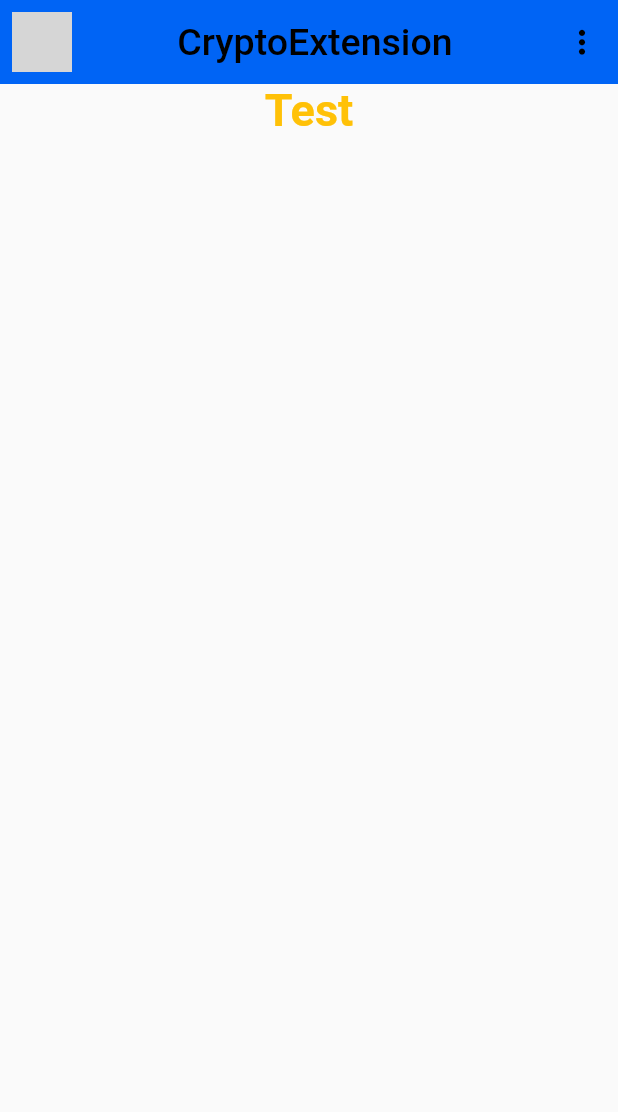
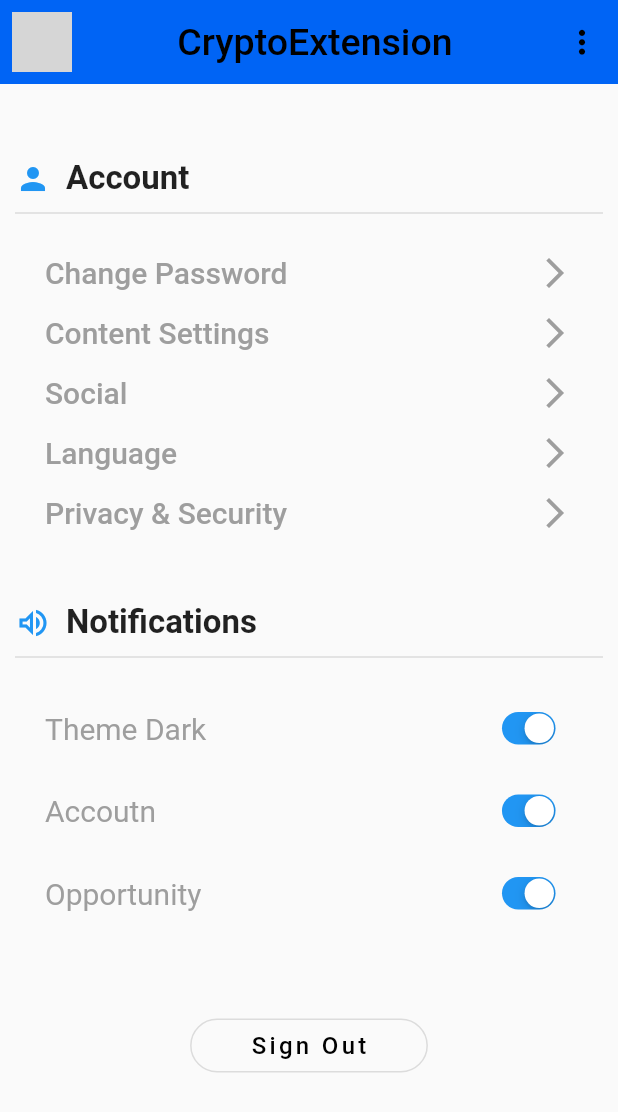
Before and after one commit to NapoTwiixe306/CryptoApp, a Flutter app: the ProfilePage screen opened directly, on a phone screen of 412 x 824 dp. Shown: the top 1112 px of the screen. Run offline on Flutter 3.47's test engine with Material 2 defaults, Android fonts, the phone set to English and light mode, and no system bars; our stand-ins replace animated_bottom_navigation_bar, flutter_icons, flutter_svg; network calls fail; grey boxes are pictures that could not be loaded.

Commit message:
settings page

```diff
--- a/cryptoapp/lib/pages/profile_page.dart
+++ b/cryptoapp/lib/pages/profile_page.dart
@@ -1,4 +1,7 @@
+import 'dart:ui';
+
 import 'package:cryptoapp/theme/colors.dart';
+import 'package:flutter/cupertino.dart';
 import 'package:flutter/material.dart';
 import 'package:flutter/src/widgets/container.dart';
 import 'package:flutter/src/widgets/framework.dart';
@@ -12,6 +15,28 @@ class ProfilePage extends StatefulWidget {
 }
 
 class _ProfilePageState extends State<ProfilePage> {
+  bool valNotify1 = true;
+  bool valNotify2 = true;
+  bool valNotify3 = true;
+
+  onChangeFunction1(bool newValue1) {
+    setState(() {
+      valNotify1 = newValue1;
+    });
+  }
+
+  onChangeFunction2(bool newValue2) {
+    setState(() {
+      valNotify2 = newValue2;
+    });
+  }
+
+  onChangeFunction3(bool newValue3) {
+    setState(() {
+      valNotify3 = newValue3;
+    });
+  }
+
   @override
   Widget build(BuildContext context) {
     return Scaffold(
@@ -57,17 +82,89 @@ class _ProfilePageState extends State<ProfilePage> {
   }
 
   Widget getBody() {
-    return SingleChildScrollView(
-      child: Column(
-        children: const [
-          Align(
-            alignment: Alignment.center,
-            child: Text(
-              "Test",
-              style: TextStyle(
-                color: Colors.amber,
-                fontSize: 30,
-                fontWeight: FontWeight.bold,
+    return Container(
+      padding: const EdgeInsets.all(10),
+      child: ListView(
+        children: [
+          const SizedBox(
+            height: 40,
+          ),
+          Row(
+            children: const [
+              Icon(
+                Icons.person,
+                color: Colors.blue,
+              ),
+              SizedBox(
+                width: 10,
+              ),
+              Text(
+                "Account",
+                style: TextStyle(
+                  fontSize: 22,
+                  fontWeight: FontWeight.bold,
+                ),
+              ),
+            ],
+          ),
+          const Divider(
+            height: 20,
+            thickness: 1,
+          ),
+          const SizedBox(
+            height: 10,
+          ),
+          buildAccountOption(context, "Change Password"),
+          buildAccountOption(context, "Content Settings"),
+          buildAccountOption(context, "Social"),
+          buildAccountOption(context, "Language"),
+          buildAccountOption(context, "Privacy & Security"),
+          const SizedBox(height: 40),
+          Row(
+            children: const [
+              Icon(
+                Icons.volume_up_outlined,
+                color: Colors.blue,
+              ),
+              SizedBox(
+                width: 10,
+              ),
+              Text(
+                "Notifications",
+                style: TextStyle(
+                  fontSize: 22,
+                  fontWeight: FontWeight.bold,
+                ),
+              )
+            ],
+          ),
+          const Divider(
+            height: 20,
+            thickness: 1,
+          ),
+          const SizedBox(
+            height: 10,
+          ),
+          buildNotificationOption("Theme Dark", valNotify1, onChangeFunction1),
+          buildNotificationOption("Accoutn", valNotify2, onChangeFunction2),
+          buildNotificationOption("Opportunity", valNotify3, onChangeFunction3),
+          const SizedBox(height: 50),
+          Center(
+            child: OutlinedButton(
+              style: OutlinedButton.styleFrom(
+                padding: const EdgeInsets.symmetric(horizontal: 40),
+                shape: RoundedRectangleBorder(
+                  borderRadius: BorderRadius.circular(20),
+                ),
+              ),
+              onPressed: () {},
+              child: const Text(
+                "Sign Out",
+                style: TextStyle(
+                  fontSize: 16,
+                  letterSpacing: 2.2,
+                  color: Colors.black,
+                ),
               ),
             ),
           )
@@ -75,4 +172,81 @@ class _ProfilePageState extends State<ProfilePage> {
       ),
     );
   }
+
+  Padding buildNotificationOption(
+      String title, bool value, Function onChangeMethod) {
+    return Padding(
+      padding: const EdgeInsets.symmetric(vertical: 8, horizontal: 20),
+      child: Row(
+        mainAxisAlignment: MainAxisAlignment.spaceBetween,
+        children: [
+          Text(
+            title,
+            style: const TextStyle(
+              fontSize: 20,
+              color: Colors.grey,
+            ),
+          ),
+          Transform.scale(
+            scale: 0.7,
+            child: CupertinoSwitch(
+                activeColor: Colors.blue,
+                trackColor: Colors.grey,
+                value: value,
+                onChanged: (bool newValue) {
+                  onChangeMethod(newValue);
+                }),
+          ),
+        ],
+      ),
+    );
+  }
+
+  GestureDetector buildAccountOption(BuildContext context, String title) {
+    return GestureDetector(
+        onTap: () {
+          showDialog(
+              context: context,
+              builder: (BuildContext context) {
+                return AlertDialog(
+                  title: Text(title),
+                  content: Column(
+                    mainAxisSize: MainAxisSize.min,
+                    children: const [
+                      Text("Option 1"),
+                      Text("Option 2"),
+                    ],
+                  ),
+                  actions: [
+                    TextButton(
+                      onPressed: () {
+                        Navigator.of(context).pop();
+                      },
+                      child: const Text("Close"),
+                    ),
+                  ],
+                );
+              });
+        },
+        child: Padding(
+          padding: const EdgeInsets.symmetric(vertical: 8, horizontal: 20),
+          child: Row(
+            mainAxisAlignment: MainAxisAlignment.spaceBetween,
+            children: [
+              Text(
+                title,
+                style: const TextStyle(
+                  fontSize: 20,
+                  fontWeight: FontWeight.w500,
+                  color: Colors.grey,
+                ),
+              ),
+              const Icon(
+                Icons.arrow_forward_ios,
+                color: Colors.grey,
+              )
+            ],
+          ),
+        ));
+  }
 }
```
